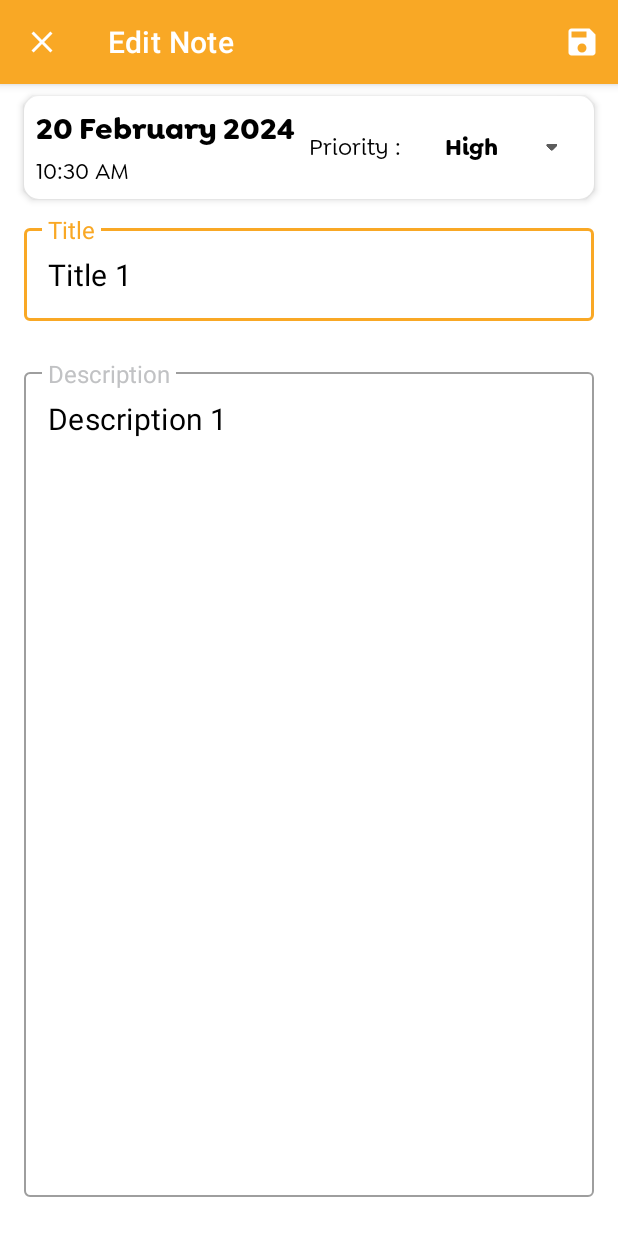
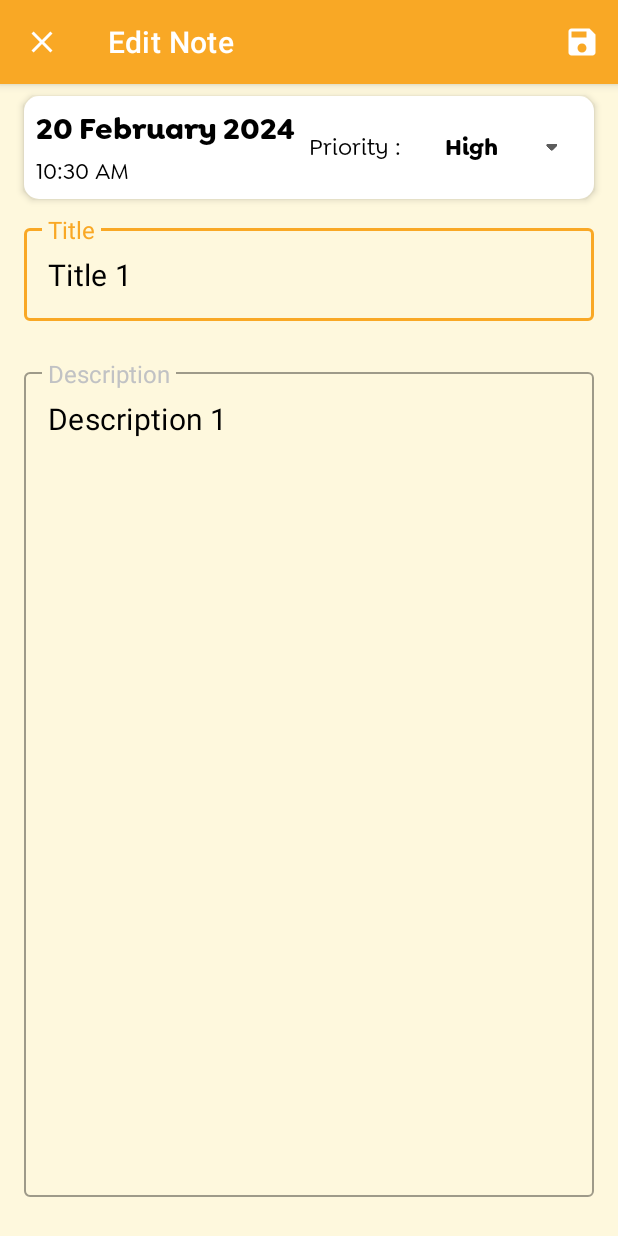
Before and after one commit to harshu-2001/Think, an Android app: the screen it shows after launch (AddEditNoteActivity), after a tap on an icon or button, on a phone screen of 412 x 824 dp. Run offline under Robolectric (Android 15) with nearby library versions, the phone set to English and light mode, and no system bars; our stand-ins replace Room's generated code.

Commit message:
code refactor

```diff
--- a/app/src/main/java/com/onedeveloper/think/adapter/NoteAdapter.kt
+++ b/app/src/main/java/com/onedeveloper/think/adapter/NoteAdapter.kt
@@ -10,10 +10,12 @@ import androidx.recyclerview.widget.ListAdapter
 import androidx.recyclerview.widget.RecyclerView
 import com.google.android.material.card.MaterialCardView
 import com.onedeveloper.think.R
+import com.onedeveloper.think.constants.GlobalConstants
 import com.onedeveloper.think.model.Note
 
 
 class NoteAdapter : ListAdapter<Note, NoteAdapter.NoteHolder>(DIFF_CALLBACK) {
+
     private var listener: onItemClickListener? = null
     override fun onCreateViewHolder(parent: ViewGroup, viewType: Int): NoteHolder {
         val itemView: View = LayoutInflater.from(parent.context)
@@ -27,13 +29,7 @@ class NoteAdapter : ListAdapter<Note, NoteAdapter.NoteHolder>(DIFF_CALLBACK) {
         holder.textViewDescription.text = currentNode.description
         holder.textViewPriority.text = currentNode.priority.toString()
         holder.textViewDateTime.text = currentNode.date
-        if (currentNode.priority == "High") {
-            holder.cardView.setCardBackgroundColor(Color.parseColor("#FF5722"))
-        } else if (currentNode.priority == "Medium") {
-            holder.cardView.setCardBackgroundColor(Color.parseColor("#FFC107"))
-        } else if (currentNode.priority == "Low") {
-            holder.cardView.setCardBackgroundColor(Color.parseColor("#4CAF50"))
-        }
+        holder.cardView.setCardBackgroundColor(Color.parseColor(currentNode.color))
     }
 
     fun getNoteAt(position: Int): Note? {
--- /dev/null
+++ b/app/src/main/java/com/onedeveloper/think/constants/GlobalConstants.kt
@@ -0,0 +1,21 @@
+package com.onedeveloper.think.constants
+
+import android.content.Context
+import androidx.core.content.ContextCompat
+import com.onedeveloper.think.R
+
+
+object GlobalConstants{
+    val colors = listOf(
+        "#aec7e",
+        "#ffbb78",
+        "#98df8a",
+        "#ff9896",
+        "#c5b0d5",
+        "#ACDDDE",
+        "#CAF1DE",
+        "#E1F8DC",
+        "#FEF8DD",
+        "#FFE7C7",
+    )
+}
--- a/app/src/main/java/com/onedeveloper/think/database/NoteDatabase.kt
+++ b/app/src/main/java/com/onedeveloper/think/database/NoteDatabase.kt
@@ -6,6 +6,7 @@ import androidx.room.Database
 import androidx.room.Room.databaseBuilder
 import androidx.room.RoomDatabase
 import androidx.sqlite.db.SupportSQLiteDatabase
+import com.onedeveloper.think.constants.GlobalConstants
 import com.onedeveloper.think.model.Note
 import java.text.SimpleDateFormat
 import java.util.Calendar
@@ -38,9 +39,8 @@ abstract class NoteDatabase : RoomDatabase() {
             val date = dateFormat.format(calendar.time)
             val ntime = timeFormat.format(calendar.time)
             val time = ntime.replace("am", "AM").replace("pm", "PM")
-            noteDao.insert(Note("Title 1", "Description 1", "High", 3, date, time))
-            noteDao.insert(Note("Title 2", "Description 2", "Medium", 2, date, time))
-            noteDao.insert(Note("Title 3", "Description 3", "Low", 1, date, time))
+            val color = GlobalConstants.colors.random()
+            noteDao.insert(Note("Title 1", "Description 1", "High", 3, date, time,color))
             return null
         }
 
--- a/app/src/main/java/com/onedeveloper/think/home/AddEditNoteActivity.kt
+++ b/app/src/main/java/com/onedeveloper/think/home/AddEditNoteActivity.kt
@@ -2,17 +2,21 @@ package com.onedeveloper.think.home
 
 import android.app.Activity
 import android.content.Intent
+import android.graphics.Color
 import android.os.Bundle
 import android.view.Menu
 import android.view.MenuInflater
 import android.view.MenuItem
 import android.widget.ArrayAdapter
+import android.widget.LinearLayout
 import android.widget.Spinner
 import android.widget.TextView
 import android.widget.Toast
 import androidx.appcompat.app.AppCompatActivity
+import com.google.android.material.card.MaterialCardView
 import com.google.android.material.textfield.TextInputEditText
 import com.onedeveloper.think.R
+import com.onedeveloper.think.constants.GlobalConstants
 import java.text.SimpleDateFormat
 import java.util.Calendar
 
@@ -22,6 +26,7 @@ class AddEditNoteActivity : AppCompatActivity() {
     private var editTextTitle: TextInputEditText? = null
     private var editTextDescription: TextInputEditText? = null
     private var spinnerPriority: Spinner? = null
+    private var mCardView :LinearLayout ? =null
 
     //private String currentDate;
     protected override fun onCreate(savedInstanceState: Bundle?) {
@@ -39,6 +44,7 @@ class AddEditNoteActivity : AppCompatActivity() {
         spinnerPriority = findViewById<Spinner>(R.id.spinnerPriority)
         tvDate = findViewById<TextView>(R.id.tv_date)
         tvTime = findViewById<TextView>(R.id.tv_time)
+        mCardView = findViewById(R.id.cardView)
         getSupportActionBar()?.setHomeAsUpIndicator(R.drawable.ic_close)
         val intent: Intent = getIntent()
         if (intent.hasExtra(EXTRA_ID)) {
@@ -47,6 +53,7 @@ class AddEditNoteActivity : AppCompatActivity() {
             editTextDescription?.setText(intent.getStringExtra(EXTRA_DESCRIPTION))
             tvDate?.setText(intent.getStringExtra(EXTRA_DATE))
             tvTime?.setText(intent.getStringExtra(EXTRA_TIME))
+            mCardView?.setBackgroundColor(Color.parseColor(intent.getStringExtra(EXTRA_COLOR)))
             //ArrayAdapter<CharSequence> adapter = ArrayAdapter.createFromResource(this,R.array.priorityList,R.layout.style_spinner);
             val array = arrayOf("High", "Medium", "Low")
             val adapter: ArrayAdapter<String> =
@@ -72,6 +79,7 @@ class AddEditNoteActivity : AppCompatActivity() {
         val priority = spinnerPriority!!.selectedItem.toString()
         val date: String = tvDate?.getText().toString()
         val time: String = tvTime?.getText().toString()
+        val color:String = mCardView?.background.toString()
         if (title.trim { it <= ' ' }.isEmpty() || description.trim { it <= ' ' }.isEmpty()) {
             Toast.makeText(this, "Please insert a title and description", Toast.LENGTH_SHORT).show()
             return
@@ -83,6 +91,7 @@ class AddEditNoteActivity : AppCompatActivity() {
         data.putExtra(EXTRA_PRIORITY_NUMBER, spinnerPriority!!.selectedItem.toString())
         data.putExtra(EXTRA_DATE, date)
         data.putExtra(EXTRA_TIME, time)
+        data.putExtra(EXTRA_COLOR,color)
         var priorityNumber = 0
         if (priority == "High") {
             priorityNumber = 3
@@ -118,12 +127,13 @@ class AddEditNoteActivity : AppCompatActivity() {
     }
 
     companion object {
-        const val EXTRA_ID = "com.example.achitectureexample.EXTRA_ID"
-        const val EXTRA_TITLE = "com.example.achitectureexample.EXTRA_TITLE"
-        const val EXTRA_DESCRIPTION = "com.example.achitectureexample.EXTRA_DESCRIPTION"
-        const val EXTRA_PRIORITY = "com.example.achitectureexample.EXTRA_PRIORITY"
-        const val EXTRA_PRIORITY_NUMBER = "com.example.achitectureexample.EXTRA_PRIORITY_NUMBER"
-        const val EXTRA_DATE = "com.example.achitectureexample.EXTRA_DATE"
-        const val EXTRA_TIME = "com.example.achitectureexample.EXTRA_TIME"
+        const val EXTRA_ID = "com.example.counterexample.EXTRA_ID"
+        const val EXTRA_TITLE = "com.example.counterexample.EXTRA_TITLE"
+        const val EXTRA_DESCRIPTION = "com.example.counterexample.EXTRA_DESCRIPTION"
+        const val EXTRA_PRIORITY = "com.example.counterexample.EXTRA_PRIORITY"
+        const val EXTRA_PRIORITY_NUMBER = "com.example.counterexample.EXTRA_PRIORITY_NUMBER"
+        const val EXTRA_DATE = "com.example.counterexample.EXTRA_DATE"
+        const val EXTRA_TIME = "com.example.counterexample.EXTRA_TIME"
+        const val EXTRA_COLOR = "com.example.counterexample.EXTRA_COLOR"
     }
 }
--- a/app/src/main/java/com/onedeveloper/think/home/MainActivity.kt
+++ b/app/src/main/java/com/onedeveloper/think/home/MainActivity.kt
@@ -1,5 +1,6 @@
 package com.onedeveloper.think.home
 
+import android.content.Context
 import android.content.Intent
 import android.content.SharedPreferences
 import android.os.Bundle
@@ -13,6 +14,7 @@ import androidx.appcompat.app.AppCompatActivity
 import androidx.appcompat.app.AppCompatDelegate
 import androidx.appcompat.view.ContextThemeWrapper
 import androidx.appcompat.widget.SearchView
+import androidx.core.content.ContextCompat
 import androidx.lifecycle.Observer
 import androidx.lifecycle.ViewModelProvider
 import androidx.recyclerview.widget.ItemTouchHelper
@@ -24,6 +26,7 @@ import com.google.android.material.snackbar.Snackbar
 import com.onedeveloper.think.R
 import com.onedeveloper.think.adapter.NoteAdapter
 import com.onedeveloper.think.adapter.NoteAdapter.onItemClickListener
+import com.onedeveloper.think.constants.GlobalConstants
 import com.onedeveloper.think.model.Note
 import com.onedeveloper.think.utilities.SwipeToDeleteCallback
 import com.onedeveloper.think.viewModel.NoteViewModel
@@ -33,6 +36,7 @@ import com.onedeveloper.think.viewModel.ViewModelFactory
 class MainActivity : AppCompatActivity() {
     private var noteViewModel: NoteViewModel? = null
     private var completeList: List<Note?>? = null
+    private var context: Context? =null
     var recyclerView: RecyclerView? = null
     var adapter: NoteAdapter? = null
     var sharedPreferences: SharedPreferences? = null
@@ -47,6 +51,7 @@ class MainActivity : AppCompatActivity() {
             val intent = Intent(this@MainActivity, AddEditNoteActivity::class.java)
             startActivityForResult(intent, Add_Note_Request)
         }
+        context = this
         recyclerView = findViewById<RecyclerView>(R.id.recycler_view)
         recyclerView?.layoutManager = LinearLayoutManager(this)
         recyclerView?.setHasFixedSize(true)
@@ -61,7 +66,7 @@ class MainActivity : AppCompatActivity() {
 
         noteViewModel?.getAllNotes()?.observe(this,
             Observer { notes ->
-                if(notes?.isEmpty()?.not() == true){
+                if(notes.isNullOrEmpty().not()){
                     adapter!!.submitList(notes)
                     completeList?.toMutableList()?.addAll(ArrayList(notes))
                 }
@@ -108,6 +113,7 @@ class MainActivity : AppCompatActivity() {
                 val priority = note?.priority
                 val date = note?.date
                 val time = note?.time
+                val color = note?.color
                 var priorityNumber = 0
                 if (priority == "High") {
                     priorityNumber = 3
@@ -117,13 +123,14 @@ class MainActivity : AppCompatActivity() {
                     priorityNumber = 1
                 }
                 val id = note?.id
-                intent.putExtra(AddEditNoteActivity.Companion.EXTRA_TITLE, title)
-                intent.putExtra(AddEditNoteActivity.Companion.EXTRA_DESCRIPTION, description)
-                intent.putExtra(AddEditNoteActivity.Companion.EXTRA_PRIORITY, priority)
-                intent.putExtra(AddEditNoteActivity.Companion.EXTRA_PRIORITY_NUMBER, priorityNumber)
-                intent.putExtra(AddEditNoteActivity.Companion.EXTRA_ID, id)
-                intent.putExtra(AddEditNoteActivity.Companion.EXTRA_DATE, date)
-                intent.putExtra(AddEditNoteActivity.Companion.EXTRA_TIME, time)
+                intent.putExtra(AddEditNoteActivity.EXTRA_TITLE, title)
+                intent.putExtra(AddEditNoteActivity.EXTRA_DESCRIPTION, description)
+                intent.putExtra(AddEditNoteActivity.EXTRA_PRIORITY, priority)
+                intent.putExtra(AddEditNoteActivity.EXTRA_PRIORITY_NUMBER, priorityNumber)
+                intent.putExtra(AddEditNoteActivity.EXTRA_ID, id)
+                intent.putExtra(AddEditNoteActivity.EXTRA_DATE, date)
+                intent.putExtra(AddEditNoteActivity.EXTRA_TIME, time)
+                intent.putExtra(AddEditNoteActivity.EXTRA_COLOR,color)
                 startActivityForResult(intent, Edit_Note_Request)
             }
         })
@@ -137,6 +144,7 @@ class MainActivity : AppCompatActivity() {
             val priority = data.getStringExtra(AddEditNoteActivity.Companion.EXTRA_PRIORITY)
             val date = data.getStringExtra(AddEditNoteActivity.Companion.EXTRA_DATE)
             val time = data.getStringExtra(AddEditNoteActivity.Companion.EXTRA_TIME)
+            val color = data.getStringExtra(AddEditNoteActivity.EXTRA_COLOR)
             var priorityNumber = 0
             if (priority == "High") {
                 priorityNumber = 3
@@ -145,7 +153,7 @@ class MainActivity : AppCompatActivity() {
             } else if (priority == "Low") {
                 priorityNumber = 1
             }
-            val note = Note(title, description, priority, priorityNumber, date, time)
+            val note = Note(title, description, priority, priorityNumber, date, time,color)
             noteViewModel!!.insert(note)
             Toast.makeText(this, "Note saved successfully!", Toast.LENGTH_SHORT).show()
         } else if (requestCode == Edit_Note_Request && resultCode == RESULT_OK) {
@@ -154,11 +162,12 @@ class MainActivity : AppCompatActivity() {
                 Toast.makeText(this, "Note can't be updated", Toast.LENGTH_SHORT).show()
                 return
             }
-            val title = data.getStringExtra(AddEditNoteActivity.Companion.EXTRA_TITLE)
-            val description = data.getStringExtra(AddEditNoteActivity.Companion.EXTRA_DESCRIPTION)
-            val priority = data.getStringExtra(AddEditNoteActivity.Companion.EXTRA_PRIORITY)
-            val date = data.getStringExtra(AddEditNoteActivity.Companion.EXTRA_DATE)
-            val time = data.getStringExtra(AddEditNoteActivity.Companion.EXTRA_TIME)
+            val title = data.getStringExtra(AddEditNoteActivity.EXTRA_TITLE)
+            val description = data.getStringExtra(AddEditNoteActivity.EXTRA_DESCRIPTION)
+            val priority = data.getStringExtra(AddEditNoteActivity.EXTRA_PRIORITY)
+            val date = data.getStringExtra(AddEditNoteActivity.EXTRA_DATE)
+            val time = data.getStringExtra(AddEditNoteActivity.EXTRA_TIME)
+            val color = data.getStringExtra(AddEditNoteActivity.EXTRA_COLOR)
             var priorityNumber = 0
             if (priority == "High") {
                 priorityNumber = 3
@@ -167,7 +176,7 @@ class MainActivity : AppCompatActivity() {
             } else if (priority == "Low") {
                 priorityNumber = 1
             }
-            val note = Note(title, description, priority, priorityNumber, date, time)
+            val note = Note(title, description, priority, priorityNumber, date, time,color)
             note.id = id
             noteViewModel!!.update(note)
             Toast.makeText(this, "Note updated Successfully", Toast.LENGTH_SHORT).show()
@@ -281,5 +290,6 @@ class MainActivity : AppCompatActivity() {
     companion object {
         const val Add_Note_Request = 1
         const val Edit_Note_Request = 2
+
     }
 }
--- a/app/src/main/java/com/onedeveloper/think/model/Note.kt
+++ b/app/src/main/java/com/onedeveloper/think/model/Note.kt
@@ -10,7 +10,8 @@ class Note(
     @JvmField var priority: String?,
     @JvmField var priorityNumber: Int,
     @JvmField var date: String?,
-    @JvmField var time: String?
+    @JvmField var time: String?,
+    @JvmField var color:String?
 ) {
     @JvmField
     @PrimaryKey(autoGenerate = true)
--- a/app/src/main/res/layout/activity_add_note.xml
+++ b/app/src/main/res/layout/activity_add_note.xml
@@ -1,6 +1,7 @@
 <?xml version="1.0" encoding="utf-8"?>
 <LinearLayout xmlns:android="http://schemas.android.com/apk/res/android"
     xmlns:app="http://schemas.android.com/apk/res-auto"
+    android:id="@+id/cardView"
     xmlns:tools="http://schemas.android.com/tools"
     android:layout_width="match_parent"
     android:layout_height="match_parent"
@@ -52,6 +53,7 @@
 
         </LinearLayout>
 
+
         <LinearLayout
             android:layout_width="match_parent"
             android:layout_height="wrap_content"
@@ -79,6 +81,7 @@
                 android:popupBackground="@color/modeColor" />
 
         </LinearLayout>
+
     </LinearLayout>
 
 
--- a/app/src/main/res/layout/note_item.xml
+++ b/app/src/main/res/layout/note_item.xml
@@ -24,7 +24,7 @@
             android:layout_below="@id/text_view_priority"
             android:text="Friday, 4 April, 2020"
             android:textAppearance="@style/TextAppearance.AppCompat.Medium"
-            android:textSize="14dp"
+            android:textSize="15sp"
             app:layout_constraintBottom_toBottomOf="parent"
             app:layout_constraintEnd_toEndOf="parent" />
 
--- a/app/src/main/res/values/strings.xml
+++ b/app/src/main/res/values/strings.xml
@@ -8,5 +8,4 @@
         <item>Medium</item>
         <item>Low</item>
     </string-array>
-
 </resources>
```
Also changed, not shown: app/src/main/java/com/onedeveloper/think/MainActivity.kt (deleted, +0 -11 lines), app/src/main/res/values/colors.xml (+11 -0 lines).
